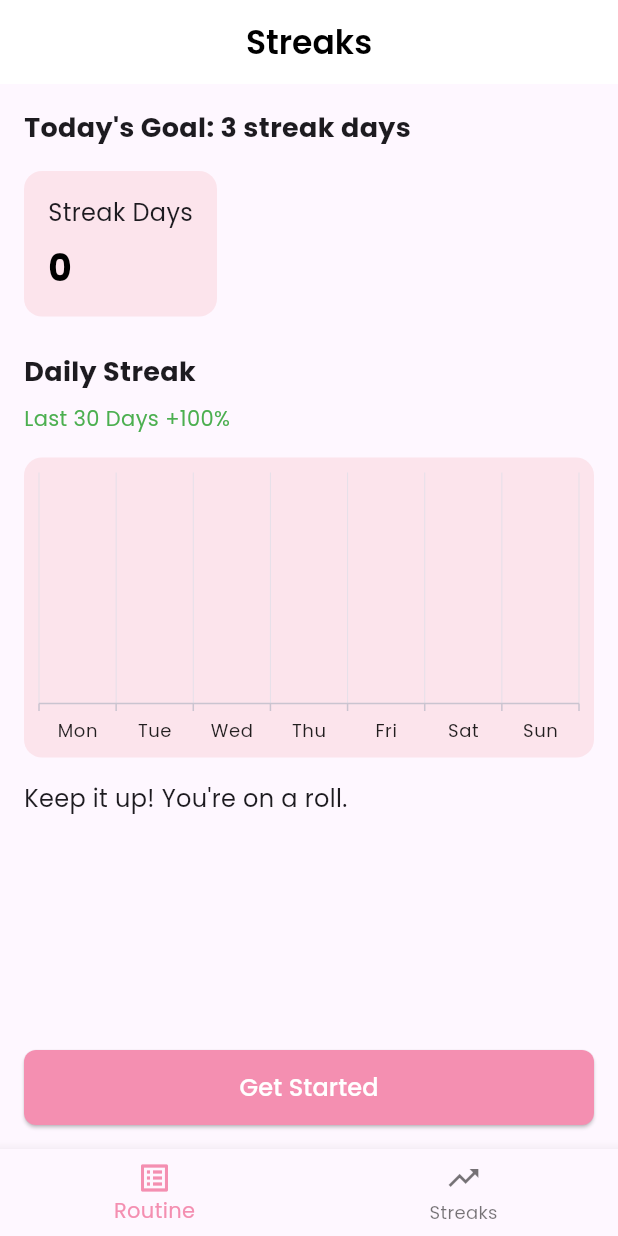
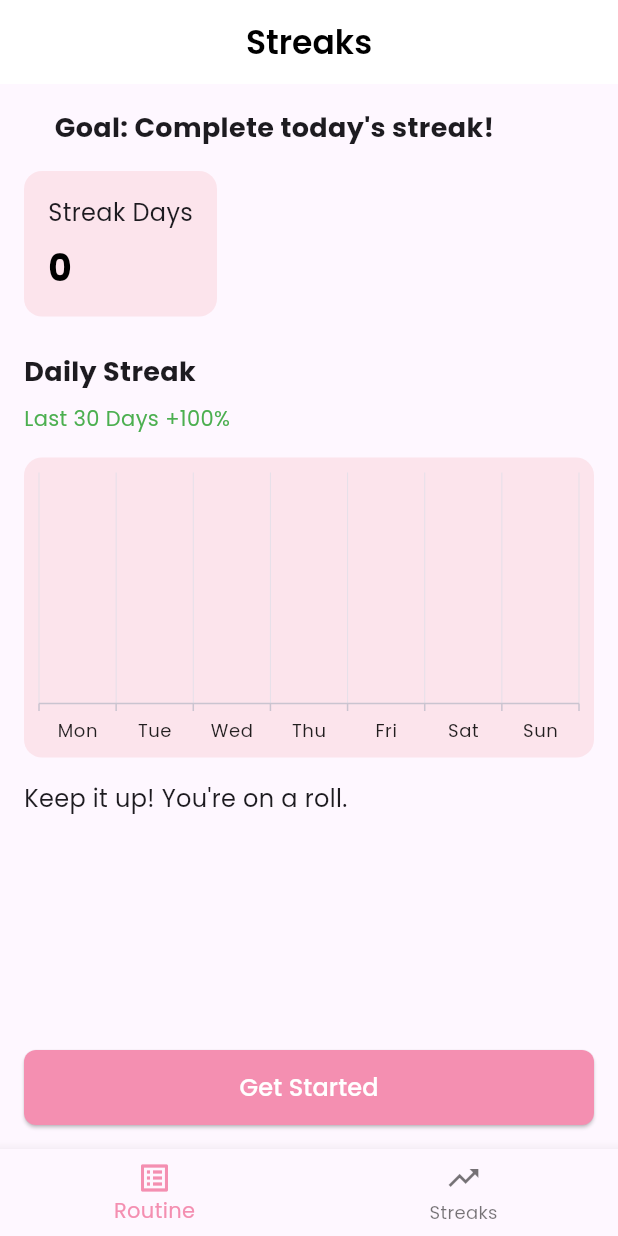
Before and after one commit to piyushsahu436/urbanculture, a Flutter app: the screen it shows after launch, after a tap on "Got it!", on a phone screen of 412 x 824 dp. Run offline on Flutter 3.47's test engine with Material 3 defaults, Android fonts, the phone set to English and light mode, and no system bars; our stand-ins replace cloud_firestore, confetti, firebase_core, firebase_storage, google_fonts, image_picker and 2 more; accounts and stored records are empty.

Commit message:
2 commit

```diff
--- a/lib/streak.dart
+++ b/lib/streak.dart
@@ -11,14 +11,9 @@ class StreakScreen extends StatefulWidget {
 }
 
 class _StreakScreenState extends State<StreakScreen> {
-  List<StreakData> data = [];
-  bool isLoading = true;
-
   @override
   void initState() {
     super.initState();
-    fetchStreakData();
-
     Future.delayed(Duration.zero, () {
       _showHappyNewYearOffer();
     });
@@ -28,38 +23,25 @@ class _StreakScreenState extends State<StreakScreen> {
     return "${date.day.toString().padLeft(2, '0')}-${date.month.toString().padLeft(2, '0')}-${date.year}";
   }
 
-  Future<void> fetchStreakData() async {
-    try {
+  Stream<List<StreakData>> getStreakDataStream() {
     final CollectionReference collection = FirebaseFirestore.instance.collection('piyush');
-      final List<StreakData> fetchedData = [];
-
     DateTime now = DateTime.now();
     DateTime monday = now.subtract(Duration(days: now.weekday - 1));
-
     final List<String> daysOfWeek = ["Mon", "Tue", "Wed", "Thu", "Fri", "Sat", "Sun"];
 
-      for (int i = 0; i < 7; i++) {
+
+    return Stream.fromFuture(Future.wait(
+      List.generate(7, (i) {
         DateTime currentDate = monday.add(Duration(days: i));
         String formattedDate = getFormattedDate(currentDate);
-
-        DocumentSnapshot docSnapshot = await collection.doc(formattedDate).get();
-        int streakValue = docSnapshot.exists ? 1 : 0;
-
-        fetchedData.add(StreakData(daysOfWeek[i], streakValue));
-      }
-
-      setState(() {
-        data = fetchedData;
-        isLoading = false;
+        return collection.doc(formattedDate).get();
+      }),
+    )).map((List<DocumentSnapshot> snapshots) {
+      return List.generate(7, (i) {
+        return StreakData(daysOfWeek[i], snapshots[i].exists ? 1 : 0);
       });
-    } catch (error) {
-      print('Error fetching streak data: $error');
-      setState(() {
-        isLoading = false;
     });
   }
-  }
-
 
   void _showHappyNewYearOffer() {
     showDialog(
@@ -88,9 +70,7 @@ class _StreakScreenState extends State<StreakScreen> {
           ),
           actions: [
             TextButton(
-              onPressed: () {
-                Navigator.of(context).pop();
-              },
+              onPressed: () => Navigator.of(context).pop(),
               child: Text(
                 "Got it!",
                 style: GoogleFonts.poppins(fontWeight: FontWeight.w600),
@@ -117,13 +97,31 @@ class _StreakScreenState extends State<StreakScreen> {
         backgroundColor: Colors.white,
         elevation: 0,
       ),
-      body: Padding(
+      body: StreamBuilder<List<StreakData>>(
+        stream: getStreakDataStream(),
+        builder: (context, snapshot) {
+          if (snapshot.connectionState == ConnectionState.waiting) {
+            return const Center(child: CircularProgressIndicator());
+          }
+
+          if (snapshot.hasError) {
+            return Center(
+              child: Text(
+                'Error loading streak data',
+                style: GoogleFonts.poppins(color: Colors.red),
+              ),
+            );
+          }
+
+          final data = snapshot.data ?? [];
+
+          return Padding(
             padding: const EdgeInsets.all(16.0),
             child: Column(
               crossAxisAlignment: CrossAxisAlignment.start,
               children: [
                 Text(
-              "Today's Goal: 3 streak days",
+           "     Goal: Complete today's streak!",
                   style: GoogleFonts.poppins(
                     fontSize: 18,
                     fontWeight: FontWeight.bold,
@@ -179,9 +177,7 @@ class _StreakScreenState extends State<StreakScreen> {
                     color: Colors.pink.shade50,
                     borderRadius: BorderRadius.circular(12),
                   ),
-              child: isLoading
-                  ? const Center(child: CircularProgressIndicator())
-                  : SfCartesianChart(
+                  child: SfCartesianChart(
                     primaryXAxis: CategoryAxis(
                       labelStyle: GoogleFonts.poppins(
                         fontSize: 12,
@@ -216,7 +212,7 @@ class _StreakScreenState extends State<StreakScreen> {
                 const Spacer(),
                 ElevatedButton(
                   onPressed: () {
-                Navigator.push(
+                    Navigator.pushReplacement(
                       context,
                       MaterialPageRoute(builder: (_) => RoutineScreen()),
                     );
@@ -239,6 +235,8 @@ class _StreakScreenState extends State<StreakScreen> {
                 ),
               ],
             ),
+          );
+        },
       ),
       bottomNavigationBar: BottomNavigationBar(
         selectedItemColor: Colors.pink.shade200,
```
Also changed, not shown: lib/routine_screen.dart (+22 -1 lines). Lines whose indentation alone changed are shown as unchanged.
